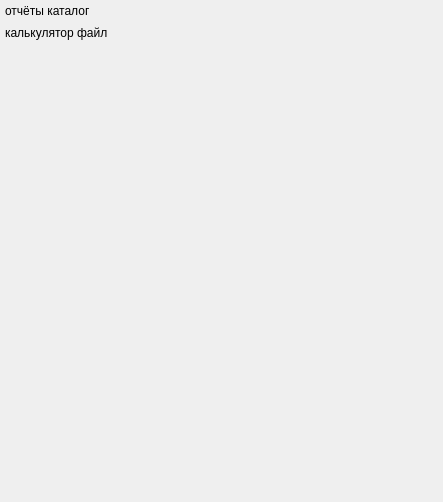
Before: the Qt Designer form xlsxanalize/scr/gui/ui/setting.ui in zaswed76/xlsxanalize, drawn with Qt 5.
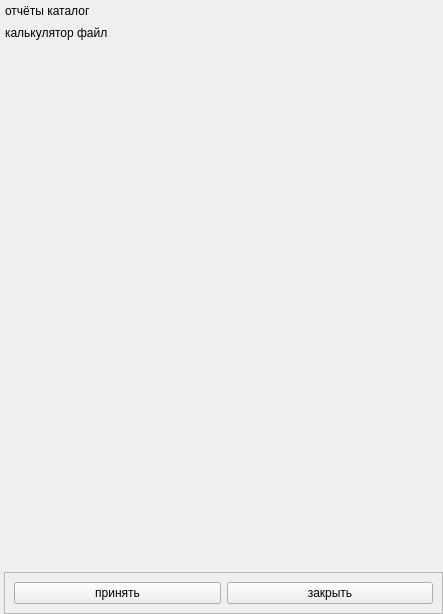
After: the same form once the commit is applied.

Patch:
```diff
--- a/xlsxanalize/scr/gui/ui/setting.ui
+++ b/xlsxanalize/scr/gui/ui/setting.ui
@@ -7,7 +7,7 @@
     <x>0</x>
     <y>0</y>
     <width>443</width>
-    <height>502</height>
+    <height>614</height>
    </rect>
   </property>
   <property name="windowTitle">
@@ -97,6 +97,32 @@
      </property>
     </spacer>
    </item>
+   <item>
+    <widget class="QFrame" name="frame">
+     <property name="frameShape">
+      <enum>QFrame::StyledPanel</enum>
+     </property>
+     <property name="frameShadow">
+      <enum>QFrame::Raised</enum>
+     </property>
+     <layout class="QHBoxLayout" name="horizontalLayout">
+      <item>
+       <widget class="QPushButton" name="set_ok">
+        <property name="text">
+         <string>принять</string>
+        </property>
+       </widget>
+      </item>
+      <item>
+       <widget class="QPushButton" name="set_close">
+        <property name="text">
+         <string>закрыть</string>
+        </property>
+       </widget>
+      </item>
+     </layout>
+    </widget>
+   </item>
   </layout>
  </widget>
  <resources/>
```
Left out of the diff: 4 changed lines with no effect on the pictures.
